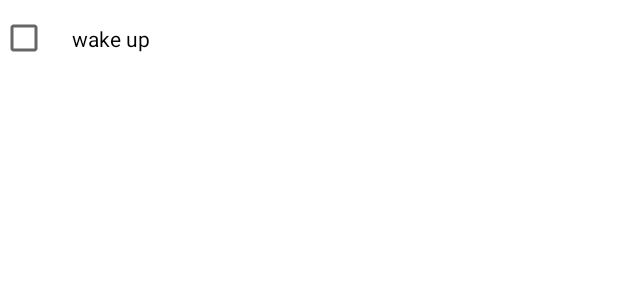
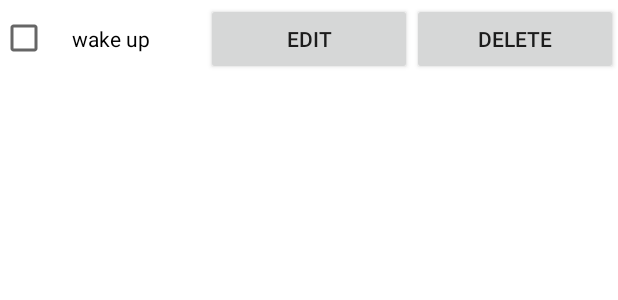
Before and after one commit to houzx2581396/todo-list-android, an Android app: the layout mission_item.xml on its own in the app's theme, with its tools: preview values and no code run, on a phone screen of 412 x 824 dp. Shown: the top 300 px of the screen. Run offline under Robolectric (Android 15) with nearby library versions, the phone set to English and light mode, and no system bars.

Commit message:
UI design

```diff
--- a/app/src/main/res/layout/mission_item.xml
+++ b/app/src/main/res/layout/mission_item.xml
@@ -3,13 +3,33 @@
     xmlns:tools="http://schemas.android.com/tools"
     android:layout_width="match_parent"
     android:layout_height="wrap_content"
-    android:orientation="horizontal">
+    android:orientation="vertical">
 
-    <androidx.appcompat.widget.AppCompatCheckBox
-        android:id="@+id/mission_item"
+    <LinearLayout
         android:layout_width="match_parent"
-        android:layout_height="wrap_content"
-        android:padding="16dp"
-        tools:text="wake up" />
+        android:layout_height="wrap_content">
+
+        <androidx.appcompat.widget.AppCompatCheckBox
+            android:id="@+id/mission_item"
+            android:layout_width="match_parent"
+            android:layout_height="wrap_content"
+            android:layout_weight="1"
+            android:padding="16dp"
+            tools:text="wake up" />
+
+        <androidx.appcompat.widget.AppCompatButton
+            android:id="@+id/edit_mission_btn"
+            android:layout_width="match_parent"
+            android:layout_height="wrap_content"
+            android:layout_weight="1"
+            android:text="edit" />
+
+        <androidx.appcompat.widget.AppCompatButton
+            android:id="@+id/delete_mission_btn"
+            android:layout_width="match_parent"
+            android:layout_height="wrap_content"
+            android:layout_weight="1"
+            android:text="delete" />
+    </LinearLayout>
 
 </LinearLayout>
```
